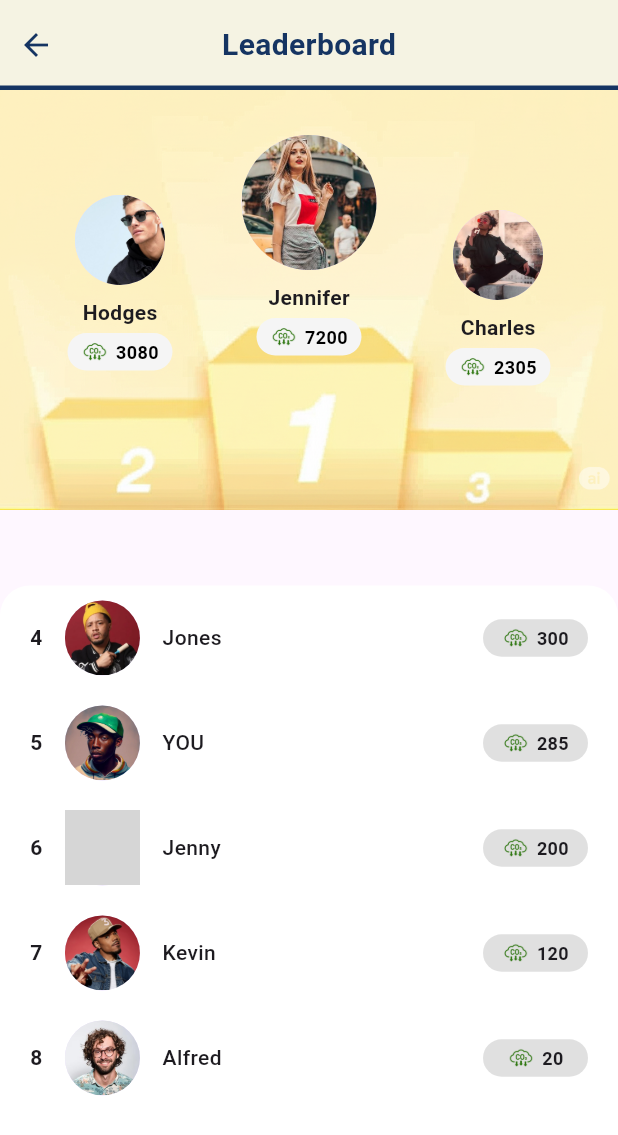
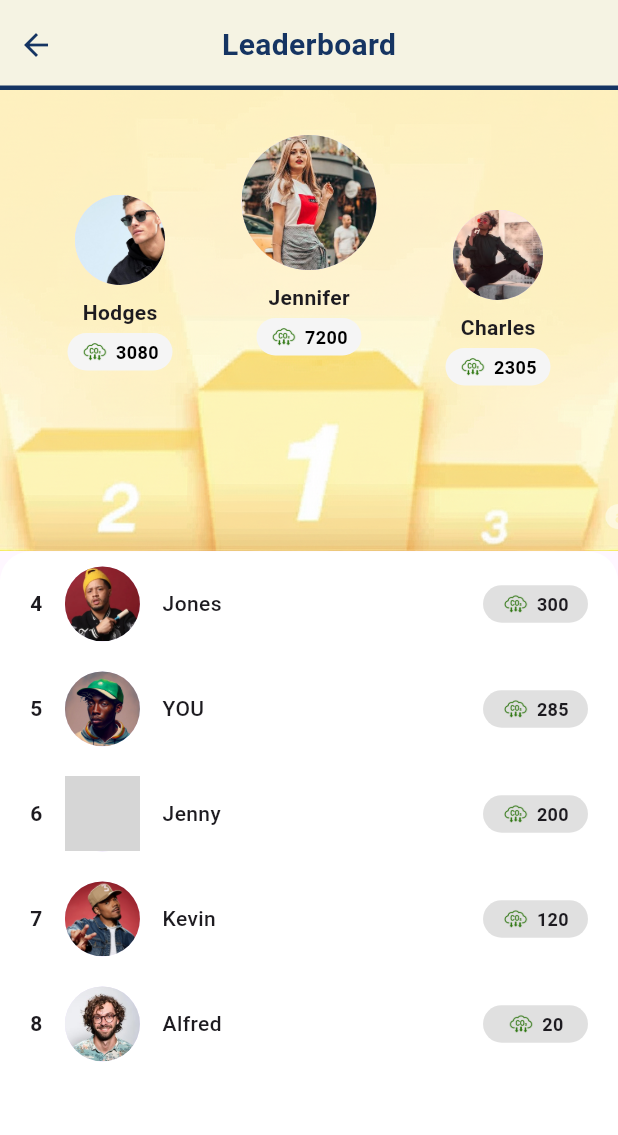
Before and after one commit to Wxyzzzzzz/Hackattack-NeutraGO, a Flutter app: the LeaderboardPage screen opened directly, on a phone screen of 412 x 824 dp. Shown: the top 1135 px of the screen. Run offline on Flutter 3.47's test engine with Material 3 defaults, Android fonts, the phone set to English and light mode, and no system bars; our stand-ins replace cloud_firestore, firebase_auth, firebase_core, fl_chart, flutter_local_notifications, geocoding and 4 more; missing offline and left inert: flutter_activity_recognition, flutter_google_places, google_maps_webservice; accounts and stored records are empty; grey boxes are pictures that could not be loaded.

Commit message:
UI enhancement

```diff
--- a/lib/screens/leaderboard.dart
+++ b/lib/screens/leaderboard.dart
@@ -55,18 +55,18 @@
           ),
         ),
       ),
-      body: Stack(
+      body: Column(
         children: [
-          // Top background image
-          Column(
+          // Top background image with avatars overlayed
+          Stack(
             children: [
-              Image.asset(
+              AspectRatio(
+                aspectRatio: 375 / 280, // Adjust to your image's aspect ratio
+                child: Image.asset(
                   "assets/leaderboard1.png",
                   fit: BoxFit.cover,
                   width: double.infinity,
-                height: 280,
                 ),
-            ],
               ),
               // Top 3 avatars (customize positions as needed)
               Positioned(
@@ -84,11 +84,11 @@
                 right: 45,
                 child: _rankAvatar("assets/f.jpeg", "Charles", "2305", 30),
               ),
+            ],
+          ),
           // List container
-          Align(
-            alignment: Alignment.bottomCenter,
+          Expanded(
             child: Container(
-              height: MediaQuery.of(context).size.height / 1.9,
               width: double.infinity,
               decoration: const BoxDecoration(
                 color: Colors.white,
--- a/lib/screens/trip_details_firestore_page.dart
+++ b/lib/screens/trip_details_firestore_page.dart
@@ -122,7 +122,7 @@
             Expanded(
               child: Container(
                 width: double.infinity,
-                color: const Color(0xFFBADCBC),
+                color: const Color(0xFFBAD1C1),
                 child: Padding(
                   padding:
                       const EdgeInsets.symmetric(horizontal: 24, vertical: 16),
```
Also changed, not shown: 1 other file. Lines whose indentation alone changed are shown as unchanged.
